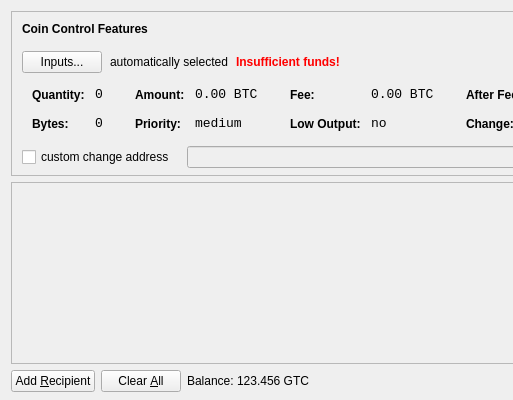
Before: the Qt Designer form src/qt/forms/sendcoinsdialog.ui in Xnuva-Blockchain-Project/Tao, drawn with Qt 5; both pictures show x 0 to 513 and y 0 to 400 of the 850 by 400 pixel window.
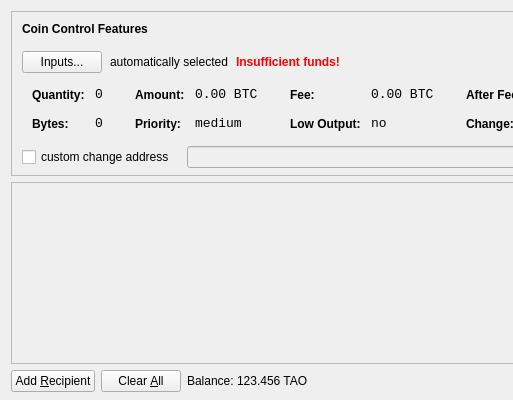
After: the same form once the commit is applied. Icons and pictures are not drawn.

Commit message: Identify TaoCoin Revival distinctly in GUI

```diff
--- a/src/qt/forms/sendcoinsdialog.ui
+++ b/src/qt/forms/sendcoinsdialog.ui
@@ -720,7 +720,7 @@
           <cursorShape>IBeamCursor</cursorShape>
          </property>
          <property name="text">
-          <string>123.456 GTC</string>
+          <string>123.456 TAO</string>
          </property>
          <property name="textInteractionFlags">
           <set>Qt::LinksAccessibleByMouse|Qt::TextSelectableByKeyboard|Qt::TextSelectableByMouse</set>
```
The commit also changes 5 other files.
